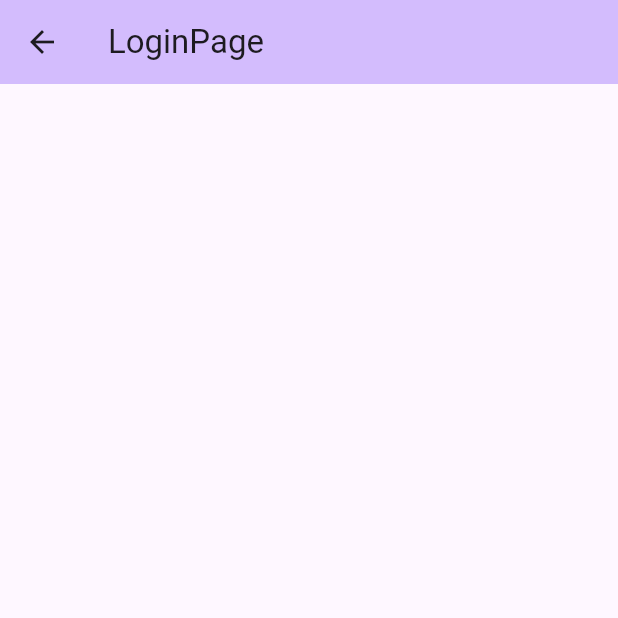
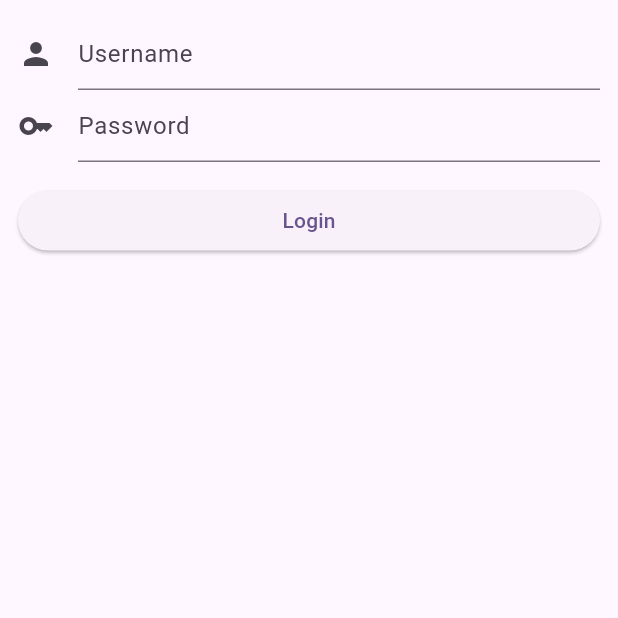
Before and after one commit to opalpts/flutter_bloc_training, a Flutter app: the LoginPage screen opened directly, on a phone screen of 412 x 824 dp, the top half of it. Run offline on Flutter 3.47's test engine with Material 3 defaults, Android fonts, the phone set to English and light mode, and no system bars; our stand-ins replace bloc, equatable, flutter_bloc, go_router.

Commit message:
add logic login

```diff
--- a/lib/bloc/counter/counter_bloc.dart
+++ b/lib/bloc/counter/counter_bloc.dart
@@ -1,5 +1,6 @@
 import 'package:bloc/bloc.dart';
 import 'package:meta/meta.dart';
+import 'package:equatable/equatable.dart';
 
 part 'counter_event.dart';
 part 'counter_state.dart';
--- a/lib/bloc/counter/counter_event.dart
+++ b/lib/bloc/counter/counter_event.dart
@@ -1,12 +1,11 @@
 part of 'counter_bloc.dart';
 
 abstract class CounterEvent extends Equatable {
-  CounterEvent();
+  const CounterEvent();
 
+  @override
   List<Object?> get props => [];
 }
-
-class Equatable {}
 
 class CounterAEventAdd extends CounterEvent {}
 
--- a/lib/bloc/counter/counter_state.dart
+++ b/lib/bloc/counter/counter_state.dart
@@ -2,7 +2,7 @@ part of 'counter_bloc.dart';
 
 @immutable
 class CounterState extends Equatable {
-  CounterState({required this.count});
+  const CounterState({required this.count});
   final int count;
 
   CounterState copyWith({int? count}) {
@@ -14,5 +14,6 @@ class CounterState extends Equatable {
     return "count: $count";
   }
 
+  @override
   List<Object> get props => [count];
 }
--- /dev/null
+++ b/lib/bloc/login/bloc/login_bloc.dart
@@ -0,0 +1,34 @@
+import 'package:bloc/bloc.dart';
+import 'package:flutter_bloc_training/bloc/login/login.dart';
+import 'package:equatable/equatable.dart';
+
+part 'login_event.dart';
+part 'login_state.dart';
+
+class LoginBloc extends Bloc<LoginEvent, LoginState> {
+  LoginBloc() : super(const LoginState()) {
+    on<LoginEvent>((event, emit) async {
+      await mapEventToState(event, emit);
+    });
+  }
+
+  Future mapEventToState(LoginEvent event, Emitter<LoginState> emit) async {
+    // Username updated
+    if (event is LoginUsernameChanged) {
+      emit(state.copyWith(username: event.username));
+
+      // Password updated
+    } else if (event is LoginPasswordChanged) {
+      emit(state.copyWith(password: event.password));
+
+      // Form submitted
+    } else if (event is LoginSubmitted) {
+      emit(state.copyWith(formStatus: FormSubmitting()));
+      if (state.username == '1234' && state.password == '12345678') {
+        emit(state.copyWith(formStatus: SubmissionSuccess()));
+      } else {
+        emit(state.copyWith(formStatus: SubmissionFailed('Login fail')));
+      }
+    }
+  }
+}
--- /dev/null
+++ b/lib/bloc/login/bloc/login_event.dart
@@ -0,0 +1,26 @@
+part of 'login_bloc.dart';
+
+abstract class LoginEvent extends Equatable {}
+
+class LoginUsernameChanged extends LoginEvent {
+  final String? username;
+
+  LoginUsernameChanged({this.username});
+
+  @override
+  List<Object?> get props => [username];
+}
+
+class LoginPasswordChanged extends LoginEvent {
+  final String? password;
+
+  LoginPasswordChanged({this.password});
+
+  @override
+  List<Object?> get props => [password];
+}
+
+class LoginSubmitted extends LoginEvent {
+  @override
+  List<Object?> get props => [];
+}
--- /dev/null
+++ b/lib/bloc/login/bloc/login_state.dart
@@ -0,0 +1,32 @@
+part of 'login_bloc.dart';
+
+final class LoginState extends Equatable {
+  const LoginState({
+    this.username = '',
+    this.password = '',
+    this.formStatus = const InitialFormStatus(),
+  });
+
+  final String username;
+  bool get isValidUsername => username.length > 3;
+
+  final String password;
+  bool get isValidPassword => password.length > 6;
+
+  final FormSubmissionStatus formStatus;
+
+  LoginState copyWith({
+    String? username,
+    String? password,
+    FormSubmissionStatus? formStatus,
+  }) {
+    return LoginState(
+      username: username ?? this.username,
+      password: password ?? this.password,
+      formStatus: formStatus ?? this.formStatus,
+    );
+  }
+
+  @override
+  List<Object?> get props => [username, password, formStatus];
+}
--- /dev/null
+++ b/lib/bloc/login/login.dart
@@ -0,0 +1,17 @@
+abstract class FormSubmissionStatus {
+  const FormSubmissionStatus();
+}
+
+class InitialFormStatus extends FormSubmissionStatus {
+  const InitialFormStatus();
+}
+
+class FormSubmitting extends FormSubmissionStatus {}
+
+class SubmissionSuccess extends FormSubmissionStatus {}
+
+class SubmissionFailed extends FormSubmissionStatus {
+  final Object exception;
+
+  SubmissionFailed(this.exception);
+}
--- a/lib/main.dart
+++ b/lib/main.dart
@@ -3,7 +3,9 @@ import 'package:flutter_bloc/flutter_bloc.dart';
 import 'package:flutter_bloc_training/app_route.dart';
 import 'package:flutter_bloc_training/bloc/counter/counter_bloc.dart';
 import 'package:flutter_bloc_training/bloc/app_observer.dart';
+import 'package:flutter_bloc_training/bloc/login/bloc/login_bloc.dart';
 import 'package:flutter_bloc_training/page/home.dart';
+import 'package:flutter_bloc_training/page/login.dart';
 
 void main() {
   Bloc.observer = const AppObserver();
@@ -17,16 +19,17 @@ class MyApp extends StatelessWidget {
   Widget build(BuildContext context) {
     final counterBloc =
         BlocProvider<CounterBloc>(create: (context) => CounterBloc());
+    final loginBloc = BlocProvider<LoginBloc>(create: (context) => LoginBloc());
 
     return MultiBlocProvider(
-      providers: [counterBloc],
+      providers: [counterBloc, loginBloc],
       child: MaterialApp(
         title: 'Flutter Training',
         theme: ThemeData(
           colorScheme: ColorScheme.fromSeed(seedColor: Colors.deepPurple),
           useMaterial3: true,
         ),
-        home: const MyHomePage(title: 'HomePage'),
+        home: const LoginPage(),
       ),
     );
   }
--- a/lib/page/login.dart
+++ b/lib/page/login.dart
@@ -1,20 +1,126 @@
 import 'package:flutter/material.dart';
+import 'package:flutter_bloc/flutter_bloc.dart';
+import 'package:flutter_bloc_training/bloc/login/login.dart';
+import 'package:flutter_bloc_training/bloc/login/bloc/login_bloc.dart';
 
-class LoginPage extends StatefulWidget {
+class LoginPage extends StatelessWidget {
   const LoginPage({super.key});
 
-  @override
-  State<LoginPage> createState() => _LoginPageState();
-}
+  static Route<void> route() {
+    return MaterialPageRoute<void>(builder: (_) => const LoginPage());
+  }
 
-class _LoginPageState extends State<LoginPage> {
   @override
   Widget build(BuildContext context) {
     return Scaffold(
-        appBar: AppBar(
-          backgroundColor: Theme.of(context).colorScheme.inversePrimary,
-          title: const Text('LoginPage'),
+      body: Padding(
+        padding: const EdgeInsets.all(12),
+        child: BlocProvider(
+          create: (context) {
+            return LoginBloc();
+          },
+          child: loginForm(context),
         ),
-        body: Container());
+      ),
+    );
+  }
+
+  Widget loginForm(BuildContext context) {
+    final GlobalKey<FormState> _formKey = GlobalKey<FormState>();
+
+    return BlocListener<LoginBloc, LoginState>(
+        listener: (context, state) {
+          final formStatus = state.formStatus;
+
+          if (formStatus is SubmissionFailed) {
+            ScaffoldMessenger.of(context)
+              ..hideCurrentSnackBar()
+              ..showSnackBar(
+                const SnackBar(content: Text('Authentication Failure')),
+              );
+          }
+        },
+        child: Form(
+          key: _formKey,
+          child: Column(
+            mainAxisAlignment: MainAxisAlignment.center,
+            crossAxisAlignment: CrossAxisAlignment.stretch,
+            mainAxisSize: MainAxisSize.min,
+            children: [
+              _UsernameInput(),
+              _PasswordInput(),
+              const SizedBox(height: 15),
+              _LoginButton(formKey: _formKey),
+            ],
+          ),
+        ));
   }
 }
+
+class _UsernameInput extends StatelessWidget {
+  @override
+  Widget build(BuildContext context) {
+    return BlocBuilder<LoginBloc, LoginState>(
+      buildWhen: (previous, current) => previous.username != current.username,
+      builder: (context, state) {
+        return TextFormField(
+          decoration: const InputDecoration(
+            icon: Icon(Icons.person),
+            hintText: 'Username',
+          ),
+          validator: (value) =>
+              state.isValidUsername ? null : 'Username is too short',
+          onChanged: (value) => context.read<LoginBloc>().add(
+                LoginUsernameChanged(username: value),
+              ),
+        );
+      },
+    );
+  }
+}
+
+class _PasswordInput extends StatelessWidget {
+  @override
+  Widget build(BuildContext context) {
+    return BlocBuilder<LoginBloc, LoginState>(
+      buildWhen: (previous, current) => previous.password != current.password,
+      builder: (context, state) {
+        return TextFormField(
+          obscureText: true,
+          decoration: const InputDecoration(
+            icon: Icon(Icons.key),
+            hintText: 'Password',
+          ),
+          validator: (value) =>
+              state.isValidPassword ? null : 'Password is too short',
+          onChanged: (value) => context.read<LoginBloc>().add(
+                LoginPasswordChanged(password: value),
+              ),
+        );
+      },
+    );
+  }
+}
+
+class _LoginButton extends StatelessWidget {
+  const _LoginButton({Key? key, required this.formKey}) : super(key: key);
+
+  final dynamic formKey;
+  @override
+  Widget build(BuildContext context) {
+    return BlocBuilder<LoginBloc, LoginState>(
+      builder: (context, state) {
+        return state.formStatus is FormSubmitting
+            ? const Center(child: CircularProgressIndicator())
+            : ElevatedButton(
+                onPressed: () {
+                  if (formKey.currentState!.validate()) {
+                    context.read<LoginBloc>().add(LoginSubmitted());
+                  }
+                },
+                child: const Text('Login'),
+              );
+      },
+    );
+  }
+}
--- a/pubspec.yaml
+++ b/pubspec.yaml
@@ -15,6 +15,7 @@ dependencies:
   flutter_bloc: ^8.1.3
   json_annotation: ^4.8.1
   go_router: ^13.0.1
+  equatable: ^2.0.5
 
 dev_dependencies:
   flutter_test:
```
Also changed, not shown: pubspec.lock.
